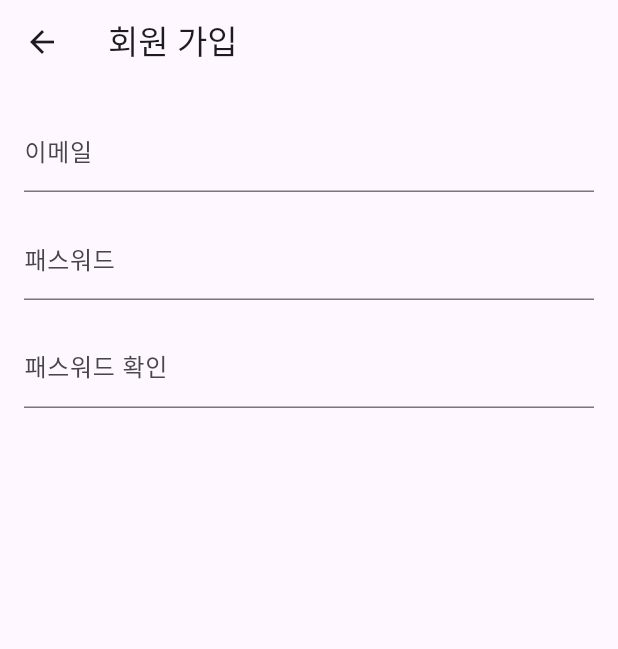
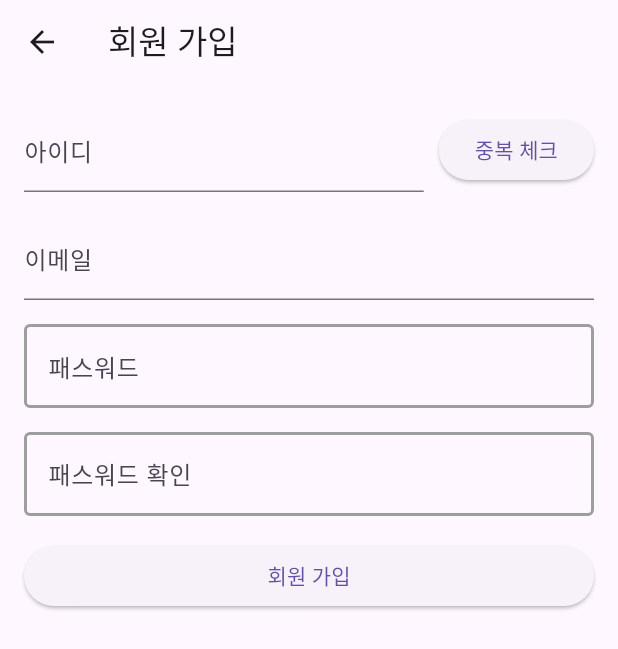
Before and after one commit to Yuu-Yur/Flutter_Test_Busanit501, a Flutter app: the screen it shows after launch, after a tap on "회원 가입", on a phone screen of 412 x 824 dp. Shown: the top 649 px of the screen. Run offline on Flutter 3.47's test engine with Material 3 defaults, Android fonts, the phone set to English and light mode, and no system bars; our stand-ins replace flutter_secure_storage; network calls fail.

Commit message:
4교시, 스프링 부트 서버 연동 작업3, 회원가입 확인

```diff
--- a/lib/main.dart
+++ b/lib/main.dart
@@ -3,6 +3,7 @@ import 'package:busanit501_flutter_test/sample_routing/my_app_routing.dart';
 import 'package:busanit501_flutter_test/sample_routing/my_splash_screen.dart';
 import 'package:busanit501_flutter_test/sample_routing/pd_test_controller/food_controller.dart';
 import 'package:busanit501_flutter_test/sample_routing/todos_test/controller/todos_login_controller.dart';
+import 'package:busanit501_flutter_test/sample_routing/todos_test/controller/todos_signup_controller.dart';
 import 'package:flutter/material.dart';
 import 'package:provider/provider.dart';
 
@@ -15,7 +16,8 @@ void main() {
     MultiProvider(
         providers: [
           ChangeNotifierProvider(create: (context) => FoodController()),
-          ChangeNotifierProvider(create: (context) => LoginController())
+          ChangeNotifierProvider(create: (context) => LoginController()),
+          ChangeNotifierProvider(create: (context) => SignupController())
         ],
     child: const MyAppRouting(),)
   );
--- a/lib/sample_routing/my_app_routing.dart
+++ b/lib/sample_routing/my_app_routing.dart
@@ -6,6 +6,7 @@ import 'package:busanit501_flutter_test/sample_routing/pd_test_screen/my_pd_test
 import 'package:busanit501_flutter_test/sample_routing/signup_screen.dart';
 import 'package:busanit501_flutter_test/sample_routing/todos_test/screen/todos_login.dart';
 import 'package:busanit501_flutter_test/sample_routing/todos_test/screen/todos_main_screen.dart';
+import 'package:busanit501_flutter_test/sample_routing/todos_test/screen/todos_signup_screen.dart';
 import 'package:flutter/cupertino.dart';
 import 'package:flutter/material.dart';
 
@@ -21,7 +22,7 @@ class MyAppRouting extends StatelessWidget {
       //라우팅 준비물 1,
       routes: {
         '/main': (context) => const TodosMainScreen(),
-        '/signup': (context) => const MySignUpScreen(),
+        '/signup': (context) => const TodosSignupScreen(),
         '/login': (context) => const LoginScreen(),
         '/pdtest1': (context) => const MyPdTestScreen(),
       },
--- a/lib/sample_routing/todos_test/screen/todos_main_screen.dart
+++ b/lib/sample_routing/todos_test/screen/todos_main_screen.dart
@@ -61,15 +61,18 @@ class _TodosMainScreenState extends State<TodosMainScreen> {
             ),
             const Center(child: FlutterLogo(size: 100)),
             const SizedBox(height: 20),
+            if (!loginController.isLoggedIn)
             ElevatedButton(
               //라우팅 2번 째 준비물,
               onPressed: () => Navigator.pushNamed(context, '/signup'),
               child: const Text('회원 가입'),
             ),
+
             OutlinedButton(
               onPressed: () => Navigator.pushNamed(context, '/login'),
               child: const Text('로그인'),
             ),
+
             if (loginController.isLoggedIn)
             OutlinedButton(
               onPressed: () => Navigator.pushNamed(context, '/pdtest1'),
--- /dev/null
+++ b/lib/sample_routing/todos_test/screen/todos_signup_screen.dart
@@ -0,0 +1,112 @@
+import 'package:flutter/cupertino.dart';
+import 'package:flutter/material.dart';
+import 'package:provider/provider.dart';
+
+import '../controller/todos_signup_controller.dart';
+
+class TodosSignupScreen extends StatelessWidget {
+  const TodosSignupScreen({super.key});
+
+  @override
+  Widget build(BuildContext context) {
+    // final signupController = Provider.of<SignupController>(context);
+    final signupController = context.watch<SignupController>(); // 상태 변경 감지
+    return Scaffold(
+      appBar: AppBar(title: const Text('회원 가입')),
+      body: SafeArea(
+        child: Padding(
+          padding: const EdgeInsets.all(16.0),
+          child: ListView(
+            children: [
+              // 아이디 입력 필드 + 중복 체크 버튼
+              Row(
+                children: [
+                  Expanded(
+                    child: TextField(
+                      controller: signupController.idController,
+                      decoration: const InputDecoration(labelText: '아이디'),
+                    ),
+                  ),
+                  const SizedBox(width: 10),
+                  ElevatedButton(
+                    onPressed: () => signupController.checkDuplicateId(context),
+                    child: const Text('중복 체크'),
+                  ),
+                ],
+              ),
+              const SizedBox(height: 16),
+
+              // 이메일 입력 필드
+              TextField(
+                controller: signupController.emailController,
+                decoration: const InputDecoration(labelText: '이메일'),
+              ),
+              const SizedBox(height: 16),
+
+              // 패스워드 입력 필드
+              TextField(
+                controller: signupController.passwordController,
+                obscureText: true,
+                decoration: InputDecoration(
+                  labelText: '패스워드',
+                  enabledBorder: OutlineInputBorder(
+                    borderSide: BorderSide(
+                      color: signupController.passwordController.text.isNotEmpty
+                          ? (signupController.isPasswordMatch ? Colors.green : Colors.red)
+                          : Colors.grey, // ✅ 입력이 없을 때 기본 색상 유지
+                      width: 2.0,
+                    ),
+                  ),
+                  focusedBorder: OutlineInputBorder(
+                    borderSide: BorderSide(
+                      color: signupController.passwordController.text.isNotEmpty
+                          ? (signupController.isPasswordMatch ? Colors.green : Colors.red)
+                          : Colors.grey, // ✅ 입력이 없을 때 기본 색상 유지
+                      width: 2.0,
+                    ),
+                  ),
+                ),
+                onChanged: (value) => signupController.validatePassword(),
+              ),
+              const SizedBox(height: 16),
+
+// ✅ 패스워드 확인 입력 필드
+              TextField(
+                controller: signupController.passwordConfirmController,
+                obscureText: true,
+                decoration: InputDecoration(
+                  labelText: '패스워드 확인',
+                  enabledBorder: OutlineInputBorder(
+                    borderSide: BorderSide(
+                      color: signupController.passwordConfirmController.text.isNotEmpty
+                          ? (signupController.isPasswordMatch ? Colors.green : Colors.red)
+                          : Colors.grey, // ✅ 입력이 없을 때 기본 색상 유지
+                      width: 2.0,
+                    ),
+                  ),
+                  focusedBorder: OutlineInputBorder(
+                    borderSide: BorderSide(
+                      color: signupController.passwordConfirmController.text.isNotEmpty
+                          ? (signupController.isPasswordMatch ? Colors.green : Colors.red)
+                          : Colors.grey, // ✅ 입력이 없을 때 기본 색상 유지
+                      width: 2.0,
+                    ),
+                  ),
+                ),
+                onChanged: (value) => signupController.validatePassword(),
+              ),
+
+              const SizedBox(height: 16),
+
+              // 회원 가입 버튼
+              ElevatedButton(
+                onPressed: () => signupController.signup(context),
+                child: const Text('회원 가입'),
+              ),
+            ],
+          ),
+        ),
+      ),
+    );
+  }
+}
```
Also changed, not shown: lib/sample_routing/todos_test/controller/todos_signup_controller.dart (added, +126 -0 lines).
